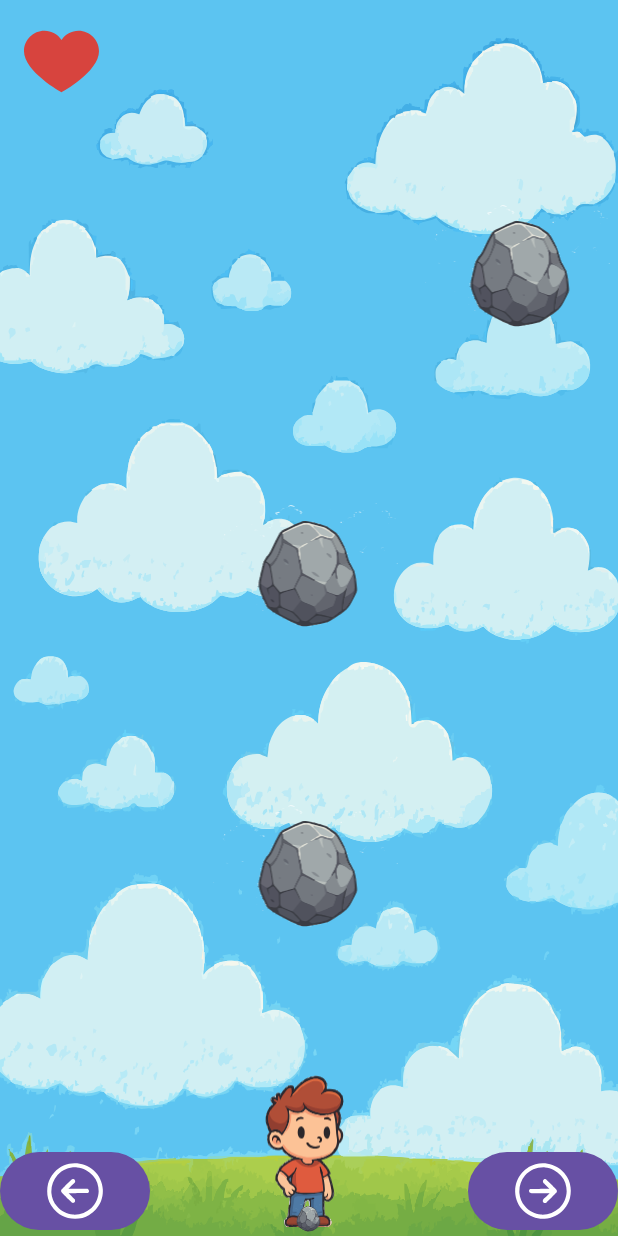
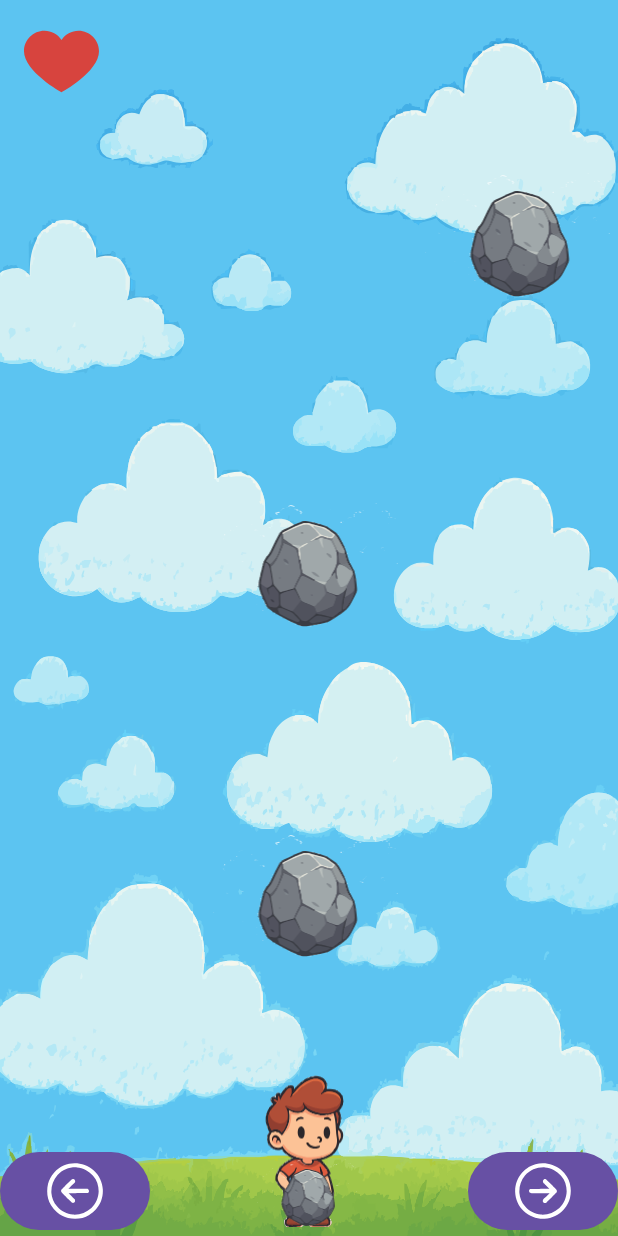
Before and after one commit to yuvalArvili/application2, an Android app: the screen it shows after launch (MainActivity), on a phone screen of 412 x 824 dp. Run offline under Robolectric (Android 15) with nearby library versions, the phone set to English and light mode, and no system bars.

Commit message:
upload all files

```diff
--- a/app/src/main/java/com/example/myapplication/logic/GameManager.kt
+++ b/app/src/main/java/com/example/myapplication/logic/GameManager.kt
@@ -16,10 +16,13 @@ class GameManager(
     private val hearts: Array<AppCompatImageView>,
     private val characters: Array<AppCompatImageView>,
 ) {
+
+    private val rocks: Array<Array<Boolean>> = Array(maxRows) { Array(maxColumns) { false } }
     private val player = Player(column = 1, lives = hearts.size)
-    private val rockManager = RockManager(maxColumns, maxRows, screenMatrix) {
+    private val rockManager = RockManager(maxColumns, maxRows, rocks,player.column,screenMatrix) {
         checkCollision()
         updateHeartsUI()
+        checkGameOver()
     }
 
     fun startGame() {
@@ -52,8 +55,8 @@ class GameManager(
 
 
 private fun checkCollision() {
-    val row = maxRows - 1
-    if (screenMatrix[row][player.column].isVisible) {
+    val rows = maxRows - 1
+    if (screenMatrix[rows][player.column].isVisible) {
         if (player.lives >= 2) {
             SignalManager
                 .getInstance()
@@ -63,12 +66,6 @@ private fun checkCollision() {
                 .vibrate()
         }
         player.loseLife()
-        if (player.lives <= 0) {
-            SignalManager
-                .getInstance()
-                .toast("Game Over!")
-            restartGame()
-        }
     }
 }
 
@@ -84,6 +81,23 @@ private fun checkCollision() {
             characters[i].visibility = if (i == player.column) View.VISIBLE else ImageView.INVISIBLE
         }
     }
+
+//    private fun updateMatrixUI() {
+//        for (row in 0 until 7) {
+//            for (col in screenMatrix[row].indices) {
+//                screenMatrix[row][col].visibility = if (rockManager.isMeteorAt(row, col)) View.VISIBLE else View.INVISIBLE
+//            }
+//        }
+//    }
+
+
+    private fun checkGameOver() {
+        if (player.lives <= 0) {
+            SignalManager.getInstance().toast("Game Over!")
+            restartGame()
+        }
+    }
+
     private fun restartGame() {
         rockManager.stop()
         player.lives = player.maxLives
@@ -98,5 +112,6 @@ private fun checkCollision() {
         Handler(Looper.getMainLooper()).postDelayed({
             startGame()
         }, 5000)
+
     }
 }
--- a/app/src/main/java/com/example/myapplication/logic/RockManager.kt
+++ b/app/src/main/java/com/example/myapplication/logic/RockManager.kt
@@ -9,6 +9,8 @@ import androidx.core.view.isVisible
 class RockManager(
     private val maxColumns: Int,
     private val maxRows: Int,
+    private val rocks: Array<Array<Boolean>> = Array(maxRows) { Array(maxColumns) { false } },
+    private val playerCol: Int,
     private val screenMatrix: Array<Array<AppCompatImageView>>,
     private val onRockMoved: () -> Unit // callback for collision check
 ) {
@@ -18,7 +20,9 @@ class RockManager(
     private val moveRunnable = object : Runnable {
         override fun run() {
             moveRocksDown()
-            onRockMoved()
+            moveHandler.postDelayed({
+                onRockMoved()
+            }, 200)
             moveHandler.postDelayed(this, 1000) //every sec rock move down
         }
     }
@@ -60,12 +64,40 @@ class RockManager(
         }
     }
 
+//    fun moveRocksDown(): Boolean {
+//        var hit = false
+//
+//        for (row in maxRows - 2 downTo 0) {
+//            for (col in 0 until maxColumns) {
+//                if (rocks[row][col]) {
+//                    rocks[row][col] = false
+//                    if (row + 1 == 7) {
+//                        if (playerCol == col) {
+//                            hit = true
+//                        }
+//                    } else {
+//                        rocks[row + 1][col] = true
+//                    }
+//                }
+//            }
+//        }
+//
+//        val randomCol = (0 until maxColumns).random()
+//        rocks[0][randomCol] = true
+//
+//        return hit
+//    }
+
+
     private fun spawnNewRock() {
         val col = (0 until maxColumns).random()
         if (screenMatrix[0][col].isInvisible) {
             screenMatrix[0][col].visibility = View.VISIBLE
         }
     }
+//    fun isMeteorAt(row: Int, col: Int): Boolean {
+//        return rocks[row][col]
+//    }
 
     fun stop() {
         moveHandler.removeCallbacks(moveRunnable)
--- a/app/src/main/res/layout/activity_main.xml
+++ b/app/src/main/res/layout/activity_main.xml
@@ -100,7 +100,7 @@
             android:id="@+id/cell_1_0"
             android:layout_width="@dimen/rock_width"
             android:layout_height="@dimen/rock_height"
-            android:layout_marginTop="130dp"
+            android:layout_marginTop="110dp"
             android:layout_alignParentStart="true"
             android:src="@drawable/rock"
             android:visibility="visible" />
@@ -109,7 +109,7 @@
             android:id="@+id/cell_1_1"
             android:layout_width="@dimen/rock_width"
             android:layout_height="@dimen/rock_height"
-            android:layout_marginTop="130dp"
+            android:layout_marginTop="110dp"
             android:layout_centerHorizontal="true"
             android:src="@drawable/rock"
             android:visibility="visible" />
@@ -118,7 +118,7 @@
             android:id="@+id/cell_1_2"
             android:layout_width="@dimen/rock_width"
             android:layout_height="@dimen/rock_height"
-            android:layout_marginTop="130dp"
+            android:layout_marginTop="110dp"
             android:layout_alignParentEnd="true"
             android:src="@drawable/rock"
             android:visibility="visible" />
@@ -128,7 +128,7 @@
             android:id="@+id/cell_2_0"
             android:layout_width="@dimen/rock_width"
             android:layout_height="@dimen/rock_height"
-            android:layout_marginTop="230dp"
+            android:layout_marginTop="220dp"
             android:layout_alignParentStart="true"
             android:src="@drawable/rock"
             android:visibility="visible" />
@@ -137,7 +137,7 @@
             android:id="@+id/cell_2_1"
             android:layout_width="@dimen/rock_width"
             android:layout_height="@dimen/rock_height"
-            android:layout_marginTop="230dp"
+            android:layout_marginTop="220dp"
             android:layout_centerHorizontal="true"
             android:src="@drawable/rock"
             android:visibility="visible" />
@@ -146,7 +146,7 @@
             android:id="@+id/cell_2_2"
             android:layout_width="@dimen/rock_width"
             android:layout_height="@dimen/rock_height"
-            android:layout_marginTop="230dp"
+            android:layout_marginTop="220dp"
             android:layout_alignParentEnd="true"
             android:src="@drawable/rock"
             android:visibility="visible" />
@@ -184,7 +184,7 @@
             android:id="@+id/cell_4_0"
             android:layout_width="@dimen/rock_width"
             android:layout_height="@dimen/rock_height"
-            android:layout_marginTop="430dp"
+            android:layout_marginTop="440dp"
             android:layout_alignParentStart="true"
             android:src="@drawable/rock"
             android:visibility="visible" />
@@ -193,7 +193,7 @@
             android:id="@+id/cell_4_1"
             android:layout_width="@dimen/rock_width"
             android:layout_height="@dimen/rock_height"
-            android:layout_marginTop="430dp"
+            android:layout_marginTop="440dp"
             android:layout_centerHorizontal="true"
             android:src="@drawable/rock"
             android:visibility="visible" />
@@ -202,7 +202,7 @@
             android:id="@+id/cell_4_2"
             android:layout_width="@dimen/rock_width"
             android:layout_height="@dimen/rock_height"
-            android:layout_marginTop="430dp"
+            android:layout_marginTop="440dp"
             android:layout_alignParentEnd="true"
             android:src="@drawable/rock"
             android:visibility="visible" />
@@ -212,7 +212,7 @@
             android:id="@+id/cell_5_0"
             android:layout_width="@dimen/rock_width"
             android:layout_height="@dimen/rock_height"
-            android:layout_marginTop="530dp"
+            android:layout_marginTop="550dp"
             android:layout_alignParentStart="true"
             android:src="@drawable/rock"
             android:visibility="visible" />
@@ -221,7 +221,7 @@
             android:id="@+id/cell_5_1"
             android:layout_width="@dimen/rock_width"
             android:layout_height="@dimen/rock_height"
-            android:layout_marginTop="530dp"
+            android:layout_marginTop="550dp"
             android:layout_centerHorizontal="true"
             android:src="@drawable/rock"
             android:visibility="visible" />
@@ -230,7 +230,7 @@
             android:id="@+id/cell_5_2"
             android:layout_width="@dimen/rock_width"
             android:layout_height="@dimen/rock_height"
-            android:layout_marginTop="530dp"
+            android:layout_marginTop="550dp"
             android:layout_alignParentEnd="true"
             android:src="@drawable/rock"
             android:visibility="visible" />
@@ -240,7 +240,7 @@
             android:id="@+id/cell_6_0"
             android:layout_width="@dimen/rock_width"
             android:layout_height="@dimen/rock_height"
-            android:layout_marginTop="630dp"
+            android:layout_marginTop="660dp"
             android:layout_alignParentStart="true"
             android:src="@drawable/rock"
             android:visibility="visible" />
@@ -249,7 +249,7 @@
             android:id="@+id/cell_6_1"
             android:layout_width="@dimen/rock_width"
             android:layout_height="@dimen/rock_height"
-            android:layout_marginTop="630dp"
+            android:layout_marginTop="660dp"
             android:layout_centerHorizontal="true"
             android:src="@drawable/rock"
             android:visibility="visible" />
@@ -258,7 +258,7 @@
             android:id="@+id/cell_6_2"
             android:layout_width="@dimen/rock_width"
             android:layout_height="@dimen/rock_height"
-            android:layout_marginTop="630dp"
+            android:layout_marginTop="660dp"
             android:layout_alignParentEnd="true"
             android:src="@drawable/rock"
             android:visibility="visible" />
@@ -268,7 +268,7 @@
             android:id="@+id/cell_7_0"
             android:layout_width="@dimen/rock_width"
             android:layout_height="@dimen/rock_height"
-            android:layout_marginTop="800dp"
+            android:layout_marginTop="770dp"
             android:layout_alignParentStart="true"
             android:src="@drawable/rock"
             android:visibility="invisible" />
@@ -277,7 +277,7 @@
             android:id="@+id/cell_7_1"
             android:layout_width="@dimen/rock_width"
             android:layout_height="@dimen/rock_height"
-            android:layout_marginTop="800dp"
+            android:layout_marginTop="770dp"
             android:layout_centerHorizontal="true"
             android:src="@drawable/rock"
             android:visibility="invisible" />
@@ -286,7 +286,7 @@
             android:id="@+id/cell_7_2"
             android:layout_width="@dimen/rock_width"
             android:layout_height="@dimen/rock_height"
-            android:layout_marginTop="800dp"
+            android:layout_marginTop="770dp"
             android:layout_alignParentEnd="true"
             android:src="@drawable/rock"
             android:visibility="invisible" />
```
